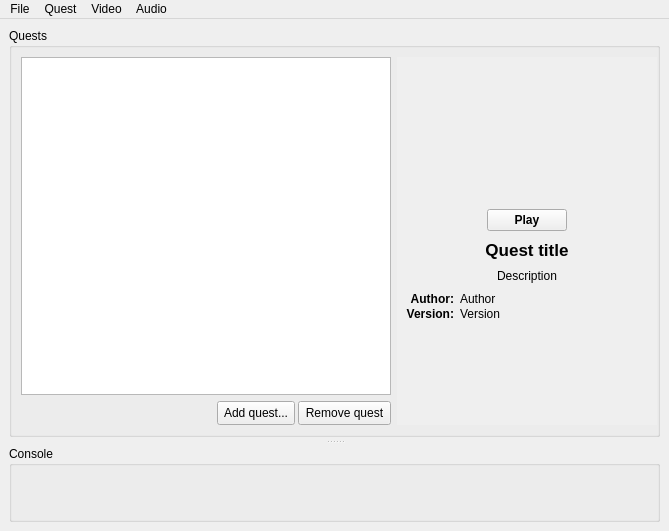
Above: gui/src/main_window.ui from solarus-games/solarus before the change. Below: the same form after it.
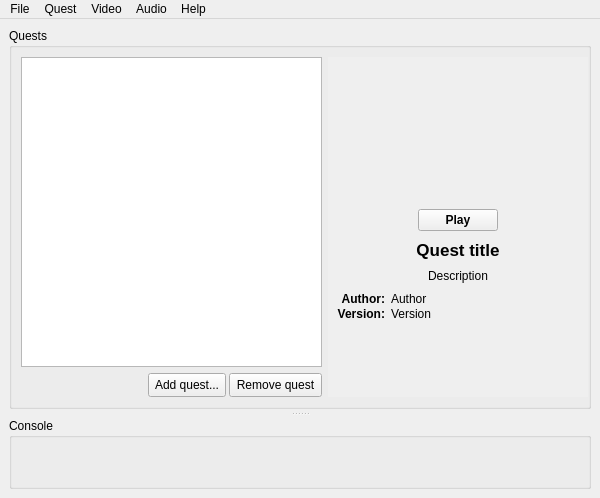
That is the form after the change. Icons and pictures are not drawn. Custom widgets are drawn as their Qt base class.

Diff of the .ui file:
```diff
--- a/gui/src/main_window.ui
+++ b/gui/src/main_window.ui
@@ -6,8 +6,8 @@
    <rect>
     <x>0</x>
     <y>0</y>
-    <width>669</width>
-    <height>531</height>
+    <width>600</width>
+    <height>496</height>
    </rect>
   </property>
   <property name="minimumSize">
@@ -151,7 +151,7 @@
                 <x>0</x>
                 <y>0</y>
                 <width>260</width>
-                <height>365</height>
+                <height>340</height>
                </rect>
               </property>
               <property name="sizePolicy">
@@ -629,7 +629,7 @@
     <rect>
      <x>0</x>
      <y>0</y>
-     <width>669</width>
+     <width>600</width>
      <height>27</height>
     </rect>
    </property>
@@ -686,10 +686,17 @@
     <addaction name="action_music_volume"/>
     <addaction name="action_sound_volume"/>
    </widget>
+   <widget class="QMenu" name="menu_help">
+    <property name="title">
+     <string>Help</string>
+    </property>
+    <addaction name="action_about"/>
+   </widget>
    <addaction name="menu_file"/>
    <addaction name="menu_quest"/>
    <addaction name="menu_video"/>
    <addaction name="menu_audio"/>
+   <addaction name="menu_help"/>
   </widget>
   <action name="action_add_quest">
    <property name="icon">
```
Left out of the diff: 5 changed lines with no effect on the pictures.
